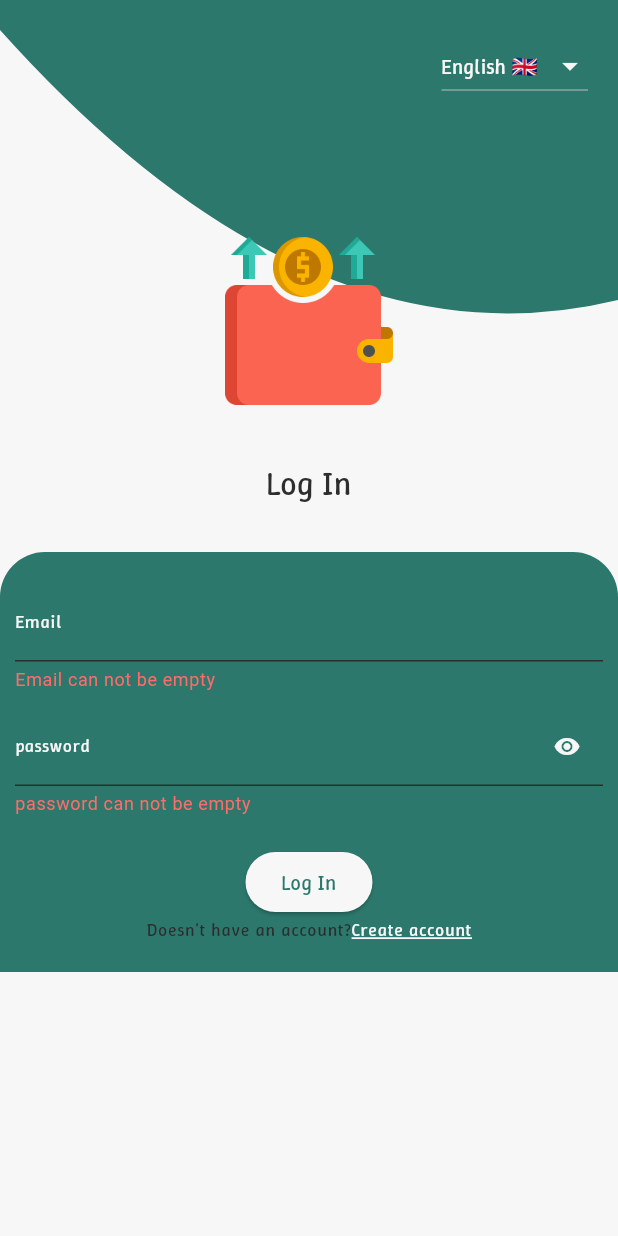
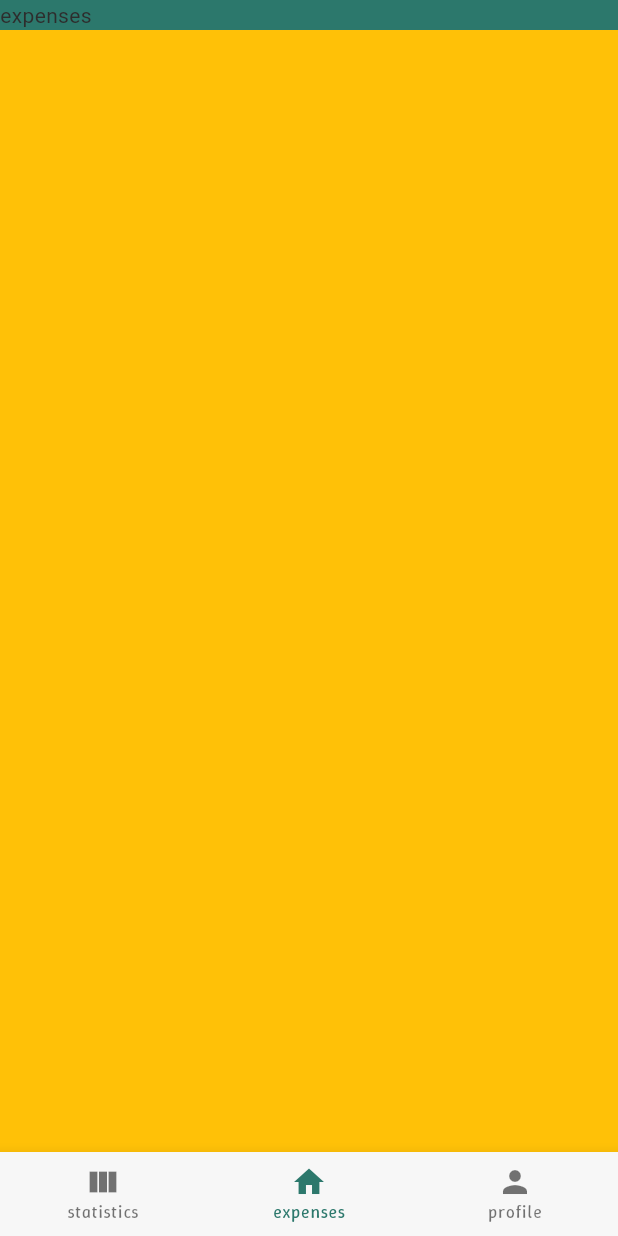
Before and after one commit to mahmoudFawzee/expense_tracker, a Flutter app: the LoginScreen screen opened by its route, after a tap on "Log In", on a phone screen of 412 x 824 dp. Run offline on Flutter 3.47's test engine with Material 3 defaults, Android fonts, the phone set to English and light mode, and no system bars; our stand-ins replace equatable, flutter_bloc, go_router, shared_preferences; accounts and stored records are empty; generated files the repository leaves out were written again.

```diff
--- /dev/null
+++ b/lib/app/cubits/navigation_cubit.dart
@@ -0,0 +1,16 @@
+import 'package:expense_tracker/presentation/screens/expense/expenses_screen.dart';
+import 'package:expense_tracker/presentation/screens/profile/profile_screen.dart';
+import 'package:expense_tracker/presentation/screens/statistics/statistics_screen.dart';
+import 'package:flutter_bloc/flutter_bloc.dart';
+
+class NavigationCubit extends Cubit<int> {
+  static const _routes = [
+    StatisticsScreen.pageRoute,
+    ExpensesScreen.pageRoute,
+    ProfileScreen.pageRoute,
+  ];
+  static List<String> get routes => _routes;
+  NavigationCubit() : super(1);
+
+  navigateTo(int index) => emit(index);
+}
--- a/lib/main.dart
+++ b/lib/main.dart
@@ -1,4 +1,5 @@
 import 'package:expense_tracker/app/cubits/localization_cubit.dart';
+import 'package:expense_tracker/app/cubits/navigation_cubit.dart';
 import 'package:expense_tracker/app/cubits/theme_cubit.dart';
 import 'package:expense_tracker/presentation/routes/routes_manger.dart';
 import 'package:expense_tracker/presentation/theme/app_theme.dart';
@@ -22,6 +23,9 @@ class MyApp extends StatelessWidget {
         BlocProvider<ThemeCubit>(
           create: (context) => ThemeCubit()..isDarkTheme(),
         ),
+        BlocProvider<NavigationCubit>(
+          create: (context) => NavigationCubit(),
+        ),
       ],
       child: BlocBuilder<ThemeCubit, bool>(
         builder: (context, isDark) {
--- /dev/null
+++ b/lib/presentation/components/custom_app_bar.dart
@@ -0,0 +1,41 @@
+import 'package:expense_tracker/presentation/theme/color_manger.dart';
+import 'package:flutter/material.dart';
+
+class CustomAppBar extends StatelessWidget implements PreferredSizeWidget {
+  const CustomAppBar({
+    super.key,
+    required this.title,
+    this.actions,
+    this.leading,
+  });
+  final List<Widget>? actions;
+  final String title;
+  final Widget? leading;
+  @override
+  Widget build(BuildContext context) {
+    return Container(
+      decoration: const BoxDecoration(
+        color: ColorsMangerLight.primaryColor,
+      ),
+      child: Row(
+        mainAxisAlignment: MainAxisAlignment.spaceBetween,
+        children: [
+          Row(
+            children: [
+              if (leading != null) leading!,
+              Text(title),
+            ],
+          ),
+          if (actions != null)
+            Row(
+              children: actions!,
+            )
+        ],
+      ),
+    );
+  }
+
+  @override
+  // TODO: implement preferredSize
+  Size get preferredSize => const Size.fromHeight(80);
+}
--- a/lib/presentation/routes/routes_manger.dart
+++ b/lib/presentation/routes/routes_manger.dart
@@ -1,10 +1,10 @@
 import 'package:expense_tracker/presentation/screens/auth/auth_base.dart';
 import 'package:expense_tracker/presentation/screens/auth/login_screen.dart';
 import 'package:expense_tracker/presentation/screens/auth/register_screen.dart';
-import 'package:expense_tracker/presentation/screens/home/base.dart';
-import 'package:expense_tracker/presentation/screens/home/home_page.dart';
-import 'package:expense_tracker/presentation/screens/home/profile_page.dart';
-import 'package:expense_tracker/presentation/screens/home/statistics_page.dart';
+import 'package:expense_tracker/presentation/screens/base.dart';
+import 'package:expense_tracker/presentation/screens/expense/expenses_screen.dart';
+import 'package:expense_tracker/presentation/screens/profile/profile_screen.dart';
+import 'package:expense_tracker/presentation/screens/statistics/statistics_screen.dart';
 import 'package:expense_tracker/presentation/screens/start/splash_screen.dart';
 import 'package:flutter/material.dart';
 import 'package:go_router/go_router.dart';
@@ -45,18 +45,52 @@ final router = GoRouter(
       },
       routes: [
         GoRoute(
-          path: HomeScreen.pageRoute,
-          builder: (context, state) => const HomeScreen(),
+          path: ExpensesScreen.pageRoute,
+          pageBuilder: (context, state) {
+            return _buildPageWithDefaultTransition(
+              context: context,
+              state: state,
+              child: const ExpensesScreen(),
+            );
+          },
         ),
         GoRoute(
           path: ProfileScreen.pageRoute,
-          builder: (context, state) => const ProfileScreen(),
+          pageBuilder: (context, state) {
+            return _buildPageWithDefaultTransition(
+              context: context,
+              state: state,
+              child: const ProfileScreen(),
+            );
+          },
         ),
         GoRoute(
           path: StatisticsScreen.pageRoute,
-          builder: (context, state) => const StatisticsScreen(),
+          pageBuilder: (context, state) {
+            return _buildPageWithDefaultTransition(
+              context: context,
+              state: state,
+              child: const StatisticsScreen(),
+            );
+          },
         ),
       ],
     ),
   ],
 );
+
+CustomTransitionPage _buildPageWithDefaultTransition<T>({
+  required BuildContext context,
+  required GoRouterState state,
+  required Widget child,
+}) {
+  return CustomTransitionPage<T>(
+    key: state.pageKey,
+    child: child,
+    transitionsBuilder: (context, animation, secondaryAnimation, child) =>
+        FadeTransition(
+      opacity: animation,
+      child: child,
+    ),
+  );
+}
--- a/lib/presentation/screens/auth/login_screen.dart
+++ b/lib/presentation/screens/auth/login_screen.dart
@@ -5,6 +5,7 @@ import 'package:expense_tracker/presentation/components/custom_text_from_field.d
 import 'package:expense_tracker/presentation/functions/text_field_validator.dart';
 import 'package:expense_tracker/presentation/resources/image_manger.dart';
 import 'package:expense_tracker/presentation/screens/auth/register_screen.dart';
+import 'package:expense_tracker/presentation/screens/expense/expenses_screen.dart';
 import 'package:expense_tracker/presentation/theme/color_manger.dart';
 import 'package:flutter/material.dart';
 import 'package:flutter_gen/gen_l10n/app_localizations.dart';
@@ -97,6 +98,7 @@ class _LoginScreenState extends State<LoginScreen> {
                         label: appLocalizations.logIn,
                         onPressed: () {
                           log('validate');
+                          context.go(ExpensesScreen.pageRoute);
                           if (validateForm()) {
                             //todo call create user method.
                           }
--- a/lib/presentation/screens/auth/register_screen.dart
+++ b/lib/presentation/screens/auth/register_screen.dart
@@ -138,6 +138,7 @@ class _RegisterScreenState extends State<RegisterScreen> {
                         label: appLocalizations.register,
                         onPressed: () {
                           log('validate');
+                          context.go(LoginScreen.pageRoute);
                           if (validateForm()) {
                             //todo call create user method.
                           }
--- /dev/null
+++ b/lib/presentation/screens/base.dart
@@ -0,0 +1,66 @@
+import 'package:expense_tracker/app/cubits/navigation_cubit.dart';
+import 'package:expense_tracker/presentation/theme/color_manger.dart';
+import 'package:flutter/material.dart';
+import 'package:flutter_bloc/flutter_bloc.dart';
+import 'package:go_router/go_router.dart';
+
+class HomeBase extends StatelessWidget {
+  const HomeBase({
+    super.key,
+    required this.child,
+  });
+  static const pageRoute = '/home_base';
+  final Widget child;
+  @override
+  Widget build(BuildContext context) {
+    return Scaffold(
+      body: child,
+      bottomNavigationBar: BlocBuilder<NavigationCubit, int>(
+        builder: (context, currentIndex) {
+          return BottomNavigationBar(
+            selectedLabelStyle: Theme.of(context)
+                .textTheme
+                .labelMedium!
+                .copyWith(color: ColorsMangerDark.primaryColor),
+            unselectedLabelStyle:
+                Theme.of(context).textTheme.labelMedium!.copyWith(
+                      color: Colors.grey,
+                    ),
+            currentIndex: currentIndex,
+            onTap: (value) {
+              //?it will give us
+              context.go(NavigationCubit.routes[value]);
+              context.read<NavigationCubit>().navigateTo(value);
+            },
+            items: [
+              _bottomNavBarItem(
+                route: NavigationCubit.routes.first,
+                icon: Icons.view_column,
+              ),
+              _bottomNavBarItem(
+                route: NavigationCubit.routes[1],
+                icon: Icons.home,
+              ),
+              _bottomNavBarItem(
+                route: NavigationCubit.routes[2],
+                icon: Icons.person,
+              ),
+            ],
+          );
+        },
+      ),
+    );
+  }
+
+  BottomNavigationBarItem _bottomNavBarItem({
+    required String route,
+    required IconData icon,
+  }) {
+    return BottomNavigationBarItem(
+      label: route.split('_').first.substring(1),
+      icon: Icon(
+        icon,
+      ),
+    );
+  }
+}
--- /dev/null
+++ b/lib/presentation/screens/expense/expenses_screen.dart
@@ -0,0 +1,16 @@
+import 'package:expense_tracker/presentation/components/custom_app_bar.dart';
+import 'package:flutter/material.dart';
+
+class ExpensesScreen extends StatelessWidget {
+  const ExpensesScreen({super.key});
+  static const pageRoute = '/expenses_page';
+  @override
+  Widget build(BuildContext context) {
+    return const Scaffold(
+      backgroundColor: Colors.amber,
+      appBar: CustomAppBar(
+        title: 'expenses',
+      ),
+    );
+  }
+}
--- a/lib/presentation/screens/home/base.dart
+++ /dev/null
@@ -1,14 +0,0 @@
-import 'package:flutter/material.dart';
-
-class HomeBase extends StatelessWidget {
-  const HomeBase({
-    super.key,
-    required this.child,
-  });
-  static const pageRoute = '/home_base';
-  final Widget child;
-  @override
-  Widget build(BuildContext context) {
-    return child;
-  }
-}
--- a/lib/presentation/screens/home/home_page.dart
+++ /dev/null
@@ -1,10 +0,0 @@
-import 'package:flutter/material.dart';
-
-class HomeScreen extends StatelessWidget {
-  const HomeScreen({super.key});
-  static const pageRoute = '/home_page';
-  @override
-  Widget build(BuildContext context) {
-    return  Scaffold();
-  }
-}
--- a/lib/presentation/screens/home/profile_page.dart
+++ b/lib/presentation/screens/profile/profile_screen.dart
@@ -5,6 +5,8 @@ class ProfileScreen extends StatelessWidget {
   static const pageRoute = '/profile_page';
   @override
   Widget build(BuildContext context) {
-    return Scaffold();
+    return Scaffold(
+      backgroundColor: Colors.red,
+    );
   }
 }
--- a/lib/presentation/screens/home/statistics_page.dart
+++ b/lib/presentation/screens/statistics/statistics_screen.dart
@@ -5,6 +5,8 @@ class StatisticsScreen extends StatelessWidget {
   static const pageRoute = '/statistics_page';
   @override
   Widget build(BuildContext context) {
-    return  Scaffold();
+    return Scaffold(
+
+    );
   }
 }
--- a/pubspec.yaml
+++ b/pubspec.yaml
@@ -51,6 +51,8 @@ dependencies:
   shared_preferences: ^2.5.3
   flutter_secure_storage: ^9.2.4
   json_serializable: ^6.9.0
+  firebase_storage: ^12.4.5
+  page_transition: ^2.2.1
 
 
 
```
Also changed, not shown: lib/presentation/screens/start/splash_screen.dart (line endings or trailing spaces), pubspec.lock, 2 other files.
